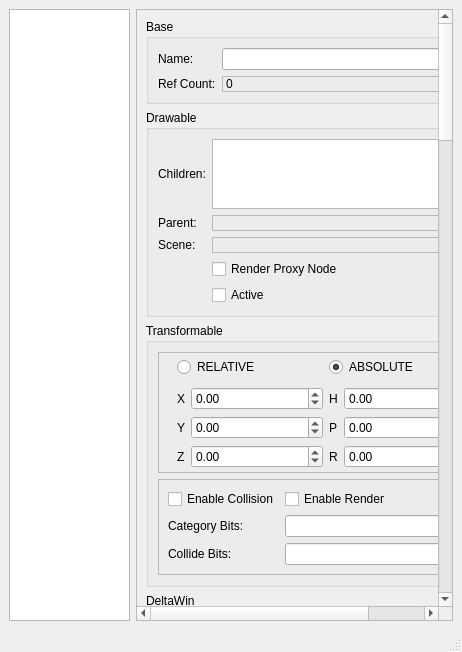
The window that delta3d/src/dtInspectorQt/dtinspectorqt.ui (delta3d/delta3d) describes before a commit, drawn with Qt 5.
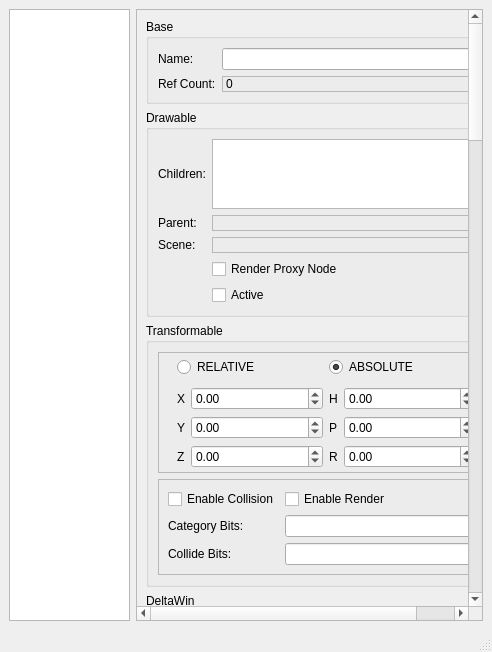
The same window after the commit.

Commit message: Modified the System UI to automatically enable/disable some widgets in dtInspectorQt.

The edit to the form file:
```diff
--- a/delta3d/src/dtInspectorQt/dtinspectorqt.ui
+++ b/delta3d/src/dtInspectorQt/dtinspectorqt.ui
@@ -5,7 +5,7 @@
    <rect>
     <x>0</x>
     <y>0</y>
-    <width>462</width>
+    <width>492</width>
     <height>652</height>
    </rect>
   </property>
@@ -54,8 +54,8 @@
        <property name="geometry" >
         <rect>
          <x>0</x>
-         <y>-854</y>
-         <width>299</width>
+         <y>-2053</y>
+         <width>329</width>
          <height>2645</height>
         </rect>
        </property>
```
Left out of the diff: 37 changed lines with no effect on the pictures.
